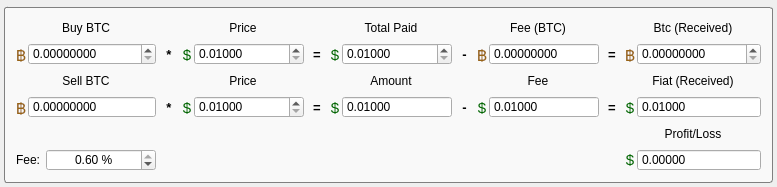
Above: src/feecalculator.ui from JulyIghor/QtBitcoinTrader before the change. Below: the same form after it.
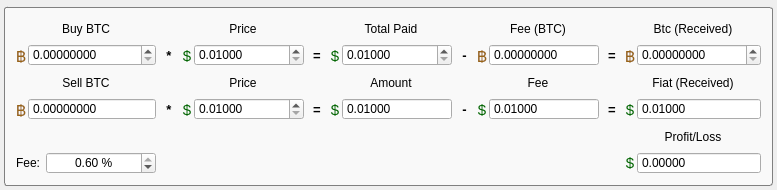
That is the form after the change.

```diff
--- a/src/feecalculator.ui
+++ b/src/feecalculator.ui
@@ -7,7 +7,7 @@
     <x>0</x>
     <y>0</y>
     <width>777</width>
-    <height>187</height>
+    <height>190</height>
    </rect>
   </property>
   <property name="windowTitle">
```
Left out of the diff: 22 changed lines with no effect on the pictures.
